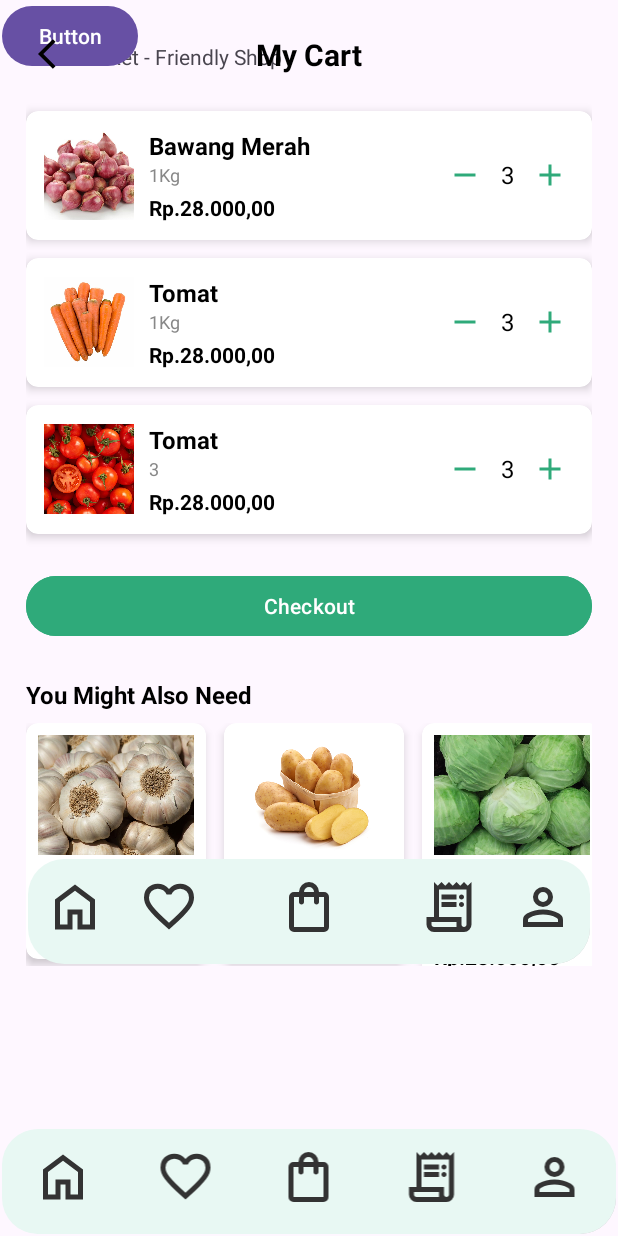
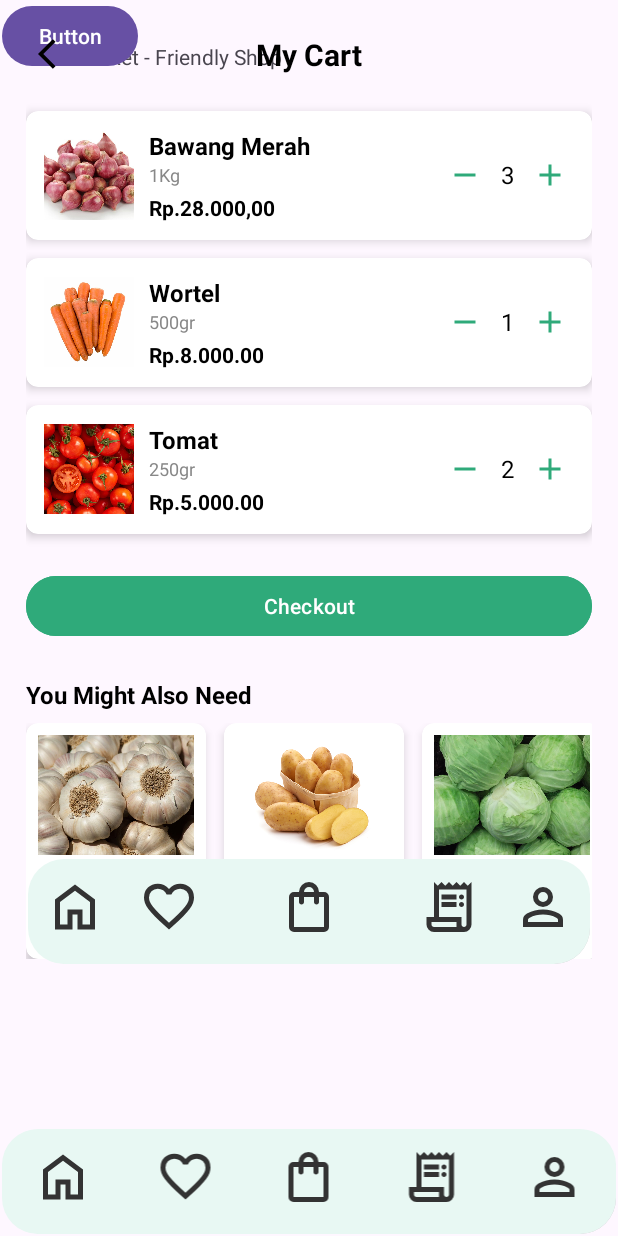
Before and after one commit to yogzism890/Omurice, an Android app built with Jetpack Compose: the fragment CartFragment placed in its activity, on a phone screen of 412 x 824 dp. Run offline under Robolectric (Android 15) with nearby library versions, the phone set to English and light mode, and no system bars.

Commit message:
Update and add data di string.xml untuk digunakan di tampilan/TextView

```diff
--- a/app/src/main/java/com/uti/omurice/CartFragment.kt
+++ b/app/src/main/java/com/uti/omurice/CartFragment.kt
@@ -52,6 +52,7 @@
         return view
     }
 
+
     companion object {
         @JvmStatic
         fun newInstance(param1: String, param2: String) =
--- a/app/src/main/res/layout/fragment_cart.xml
+++ b/app/src/main/res/layout/fragment_cart.xml
@@ -105,31 +105,35 @@
             android:gravity="center_vertical">
 
             <ImageView
+                android:id="@+id/btn_minus"
                 android:layout_width="32dp"
                 android:layout_height="32dp"
-                android:src="@drawable/ic_remove"
                 android:contentDescription="@string/remove"
                 android:padding="4dp"
+                android:src="@drawable/ic_remove"
                 app:tint="@color/greenygz"
-                tools:ignore="ImageContrastCheck"/>
+                tools:ignore="ImageContrastCheck" />
 
             <TextView
+                android:id="@+id/tv_quantity2"
                 android:layout_width="wrap_content"
                 android:layout_height="wrap_content"
                 android:layout_marginHorizontal="8dp"
                 android:text="@string/kuantitas"
                 android:textColor="#000000"
                 android:textSize="16sp"
-                tools:text="1" />
+                tools:text="1"
+                tools:ignore="DuplicateIds" />
 
             <ImageView
+                android:id="@+id/btn_plus"
                 android:layout_width="32dp"
                 android:layout_height="32dp"
-                android:src="@drawable/ic_add"
                 android:contentDescription="@string/add"
                 android:padding="4dp"
+                android:src="@drawable/ic_add"
                 app:tint="@color/greenygz"
-                tools:ignore="ImageContrastCheck"/>
+                tools:ignore="ImageContrastCheck" />
         </LinearLayout>
     </LinearLayout>
     </androidx.cardview.widget.CardView>
@@ -171,7 +175,7 @@
         <TextView
             android:layout_width="wrap_content"
             android:layout_height="wrap_content"
-            android:text="@string/produk"
+            android:text="@string/Wortel"
             android:textColor="#000000"
             android:textSize="16sp"
             android:textStyle="bold"
@@ -180,7 +184,7 @@
         <TextView
             android:layout_width="wrap_content"
             android:layout_height="wrap_content"
-            android:text="@string/bobot"
+            android:text="@string/bobotwrtel"
             android:textColor="#888888"
             android:textSize="12sp"
             tools:text="250gr" />
@@ -189,11 +193,10 @@
             android:layout_width="wrap_content"
             android:layout_height="wrap_content"
             android:layout_marginTop="4dp"
-            android:text="@string/harga"
+            android:text="@string/hargaa"
             android:textColor="#000000"
             android:textSize="14sp"
-            android:textStyle="bold"
-            tools:text="Rp.20.000,00" />
+            android:textStyle="bold" />
     </LinearLayout>
 
         <LinearLayout
@@ -212,13 +215,13 @@
                 tools:ignore="ImageContrastCheck"/>
 
             <TextView
+                android:id="@+id/tv_quantity3"
                 android:layout_width="wrap_content"
                 android:layout_height="wrap_content"
                 android:layout_marginHorizontal="8dp"
-                android:text="@string/kuantitas"
+                android:text="@string/kuantitaswrtl"
                 android:textColor="#000000"
-                android:textSize="16sp"
-                tools:text="2" />
+                android:textSize="16sp" />
 
             <ImageView
                 android:layout_width="32dp"
@@ -272,19 +275,19 @@
         android:textColor="#000000"
         android:textSize="16sp"
         android:textStyle="bold"
-        tools:text="Tomat" />
+         />
     <TextView
         android:layout_width="wrap_content"
         android:layout_height="wrap_content"
-        android:text="@string/kuantitas"
+        android:text="@string/bobottmt"
         android:textColor="#888888"
         android:textSize="12sp"
-        tools:text="500gr" />
+         />
         <TextView
             android:layout_width="wrap_content"
             android:layout_height="wrap_content"
             android:layout_marginTop="4dp"
-            android:text="@string/harga"
+            android:text="@string/hargatomat"
             android:textColor="#000000"
             android:textSize="14sp"
             android:textStyle="bold"
@@ -309,10 +312,10 @@
                 android:layout_width="wrap_content"
                 android:layout_height="wrap_content"
                 android:layout_marginHorizontal="8dp"
-                android:text="@string/kuantitas"
+                android:text="@string/kuantitastmt"
                 android:textColor="#000000"
                 android:textSize="16sp"
-                tools:text="4" />
+                 />
 
             <ImageView
                 android:layout_width="32dp"
@@ -401,16 +404,18 @@
                         android:layout_height="wrap_content"
                         android:layout_marginTop="4dp"
                         android:textColor="#000000"
+                        android:text="@string/bawang_putih"
                         android:textSize="14sp"
                         android:textStyle="bold"
-                        tools:text="Bawang Putih" />
+                         />
 
                     <TextView
                         android:layout_width="wrap_content"
                         android:layout_height="wrap_content"
                         android:textColor="#888888"
                         android:textSize="12sp"
-                        tools:text="1kg" />
+                        android:text="@string/bobot"
+                         />
 
                     <TextView
                         android:layout_width="wrap_content"
@@ -419,7 +424,8 @@
                         android:textColor="#000000"
                         android:textSize="14sp"
                         android:textStyle="bold"
-                        tools:text="Rp.25.000,00" />
+                        android:text="@string/hargabp"
+                         />
                 </LinearLayout>
             </androidx.cardview.widget.CardView>
 
@@ -452,14 +458,16 @@
                         android:textColor="#000000"
                         android:textSize="14sp"
                         android:textStyle="bold"
-                        tools:text="Kentang" />
+                        android:text="@string/kentang"
+                         />
 
                     <TextView
                         android:layout_width="wrap_content"
                         android:layout_height="wrap_content"
                         android:textColor="#888888"
                         android:textSize="12sp"
-                        tools:text="1kg" />
+                        android:text="@string/bobotwrtel"
+                         />
 
                     <TextView
                         android:layout_width="wrap_content"
@@ -468,7 +476,7 @@
                         android:textColor="#000000"
                         android:textSize="14sp"
                         android:textStyle="bold"
-                        tools:text="Rp.13.000,00" />
+                        android:text="@string/hargatomat" />
                 </LinearLayout>
             </androidx.cardview.widget.CardView>
             <!-- Item: kubis -->
@@ -497,29 +505,29 @@
                         android:layout_width="wrap_content"
                         android:layout_height="wrap_content"
                         android:layout_marginTop="4dp"
-                        android:text="@string/keterangan"
+                        android:text="@string/kubis"
                         android:textColor="#000000"
                         android:textSize="14sp"
                         android:textStyle="bold"
-                        tools:text="Kubis" />
+                         />
 
                     <TextView
                         android:layout_width="wrap_content"
                         android:layout_height="wrap_content"
-                        android:text="@string/kuantitas"
+                        android:text="@string/bobot"
                         android:textColor="#888888"
                         android:textSize="12sp"
-                        tools:text="1Kg" />
+                         />
 
                     <TextView
                         android:layout_width="wrap_content"
                         android:layout_height="wrap_content"
                         android:layout_marginTop="2dp"
-                        android:text="@string/harga"
+                        android:text="@string/hargakbs"
                         android:textColor="#000000"
                         android:textSize="14sp"
                         android:textStyle="bold"
-                        tools:text="Rp.8.000,00" />
+                         />
                 </LinearLayout>
             </androidx.cardview.widget.CardView>
 
@@ -548,16 +556,16 @@
                         android:layout_width="wrap_content"
                         android:layout_height="wrap_content"
                         android:layout_marginTop="4dp"
-                        android:text="@string/produk"
+                        android:text="@string/cabe"
                         android:textColor="#000000"
                         android:textSize="14sp"
                         android:textStyle="bold"
-                        tools:text="Cabai Merah" />
+                        />
 
                     <TextView
                         android:layout_width="wrap_content"
                         android:layout_height="wrap_content"
-                        android:text="@string/kuantitas"
+                        android:text="@string/bobot"
                         android:textColor="#888888"
                         android:textSize="12sp"
                         tools:text="1Kg" />
@@ -566,11 +574,11 @@
                         android:layout_width="wrap_content"
                         android:layout_height="wrap_content"
                         android:layout_marginTop="2dp"
-                        android:text="@string/harga"
+                        android:text="@string/hargacb"
                         android:textColor="#000000"
                         android:textSize="14sp"
                         android:textStyle="bold"
-                        tools:text="Rp.23.000,00" />
+                         />
                 </LinearLayout>
             </androidx.cardview.widget.CardView>
         </LinearLayout>
--- a/app/src/main/res/values/strings.xml
+++ b/app/src/main/res/values/strings.xml
@@ -51,6 +51,21 @@
     <string name="desc_filter">Filter</string>
     <string name="desc_search_icon">Search Icon</string>
     <string name="filter">Filter</string>
+    <string name="Wortel">Wortel</string>
+    <string name="bobotwrtel">500gr</string>
+    <string name="hargaa">Rp.8.000.00</string>
+    <string name="hargatomat">Rp.5.000.00</string>
+    <string name="bobottmt">250gr</string>
+    <string name="kuantitaswrtl">1</string>
+    <string name="kuantitastmt">2</string>
+    <string name="bawang_putih">Bawang Putih</string>
+    <string name="hargabp">Rp.25.000.00</string>
+    <string name="kentang">Kentang</string>
+    <string name="kubis">Kubis</string>
+    <string name="hargakbs">Rp.10.000.00</string>
+    <string name="cabe">Cabai Merah</string>
+    <string name="hargacb">Rp.23.000.00</string>
+
 
 
 </resources>
```
